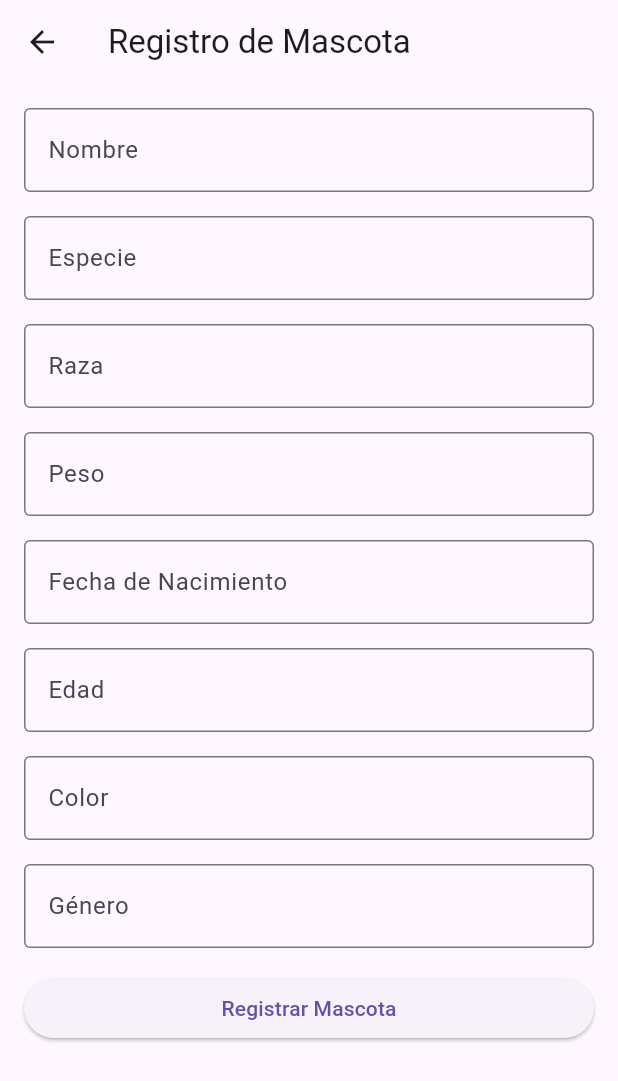
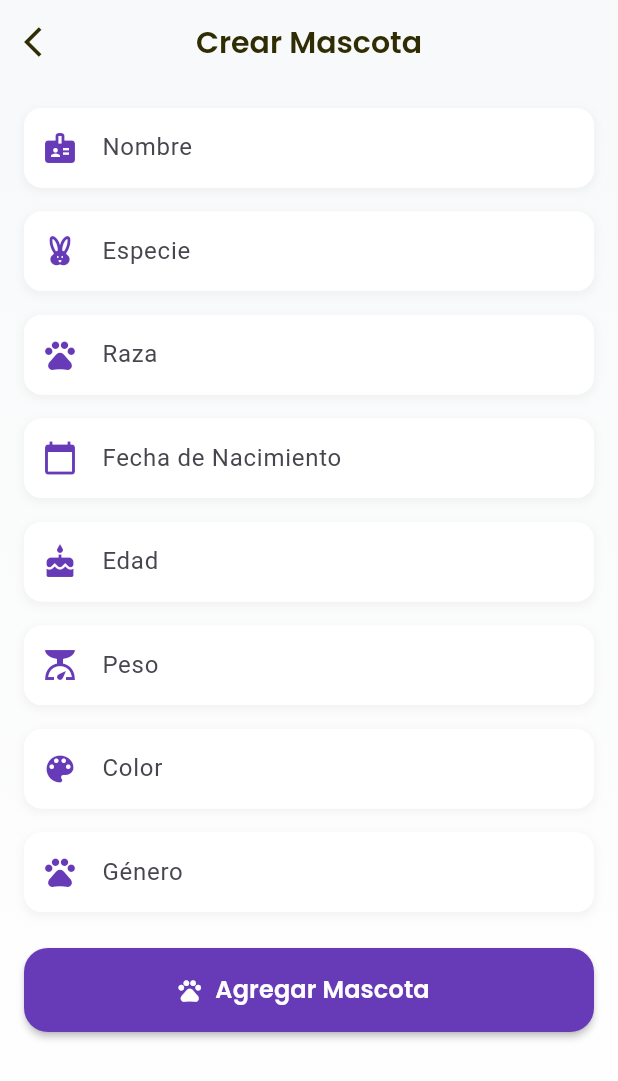
Before and after one commit to fabianpaillacan/EasyPetMovil, a Flutter app: the PetRegisterScreen screen opened directly, on a phone screen of 412 x 824 dp. Shown: the top 1081 px of the screen. Run offline on Flutter 3.47's test engine with Material 3 defaults, Android fonts, the light colour scheme and no system bars; our stand-ins replace cloud_firestore, firebase_auth, firebase_core, google_fonts; accounts and stored records are empty.

Commit message:
Update pet registration model to make color optional, enhance response handling in controller for successful registrations, and improve UI in registration screen with new text field styles and layout adjustments.

```diff
--- a/lib/features/pets/controllers/registerPets/pet_controller.dart
+++ b/lib/features/pets/controllers/registerPets/pet_controller.dart
@@ -42,7 +42,7 @@ class PetControllerRegister with ChangeNotifier {
         }),
       );
 
-      if (response.statusCode == 200) {
+      if (response.statusCode == 200 || response.statusCode == 201) {
         final data = jsonDecode(response.body);
         return data['message'] ?? 'Registro de mascota exitoso';
       } else {
--- a/lib/features/pets/screens/pet_register_screen.dart
+++ b/lib/features/pets/screens/pet_register_screen.dart
@@ -1,5 +1,6 @@
 import 'package:easypet/features/pets/controllers/registerPets/pet_controller.dart';
 import 'package:flutter/material.dart';
+import 'package:google_fonts/google_fonts.dart';
 
 class PetRegisterScreen extends StatefulWidget {
   const PetRegisterScreen({super.key});
@@ -21,17 +22,10 @@ class _PetRegisterScreenState extends State<PetRegisterScreen> {
 
   void registerPets() async {
     final name = nameController.text;
-    final breed =
-        breedController
-            .text;
-    final weight =
-        weightController
-            .text;
-    final age =
-        ageController.text;
-    final color =
-        colorController
-            .text;
+    final breed = breedController.text;
+    final weight = weightController.text;
+    final age = ageController.text;
+    final color = colorController.text;
     final gender = genderController.text;
     final birthDate = birthDateController.text; //nuevo campo
     final species = speciesController.text; //nuevo campo
@@ -55,93 +49,219 @@ class _PetRegisterScreenState extends State<PetRegisterScreen> {
   @override
   Widget build(BuildContext context) {
     return Scaffold(
-      appBar: AppBar(title: const Text('Registro de Mascota')),
-      body: SingleChildScrollView(
-        padding: const EdgeInsets.all(16.0),
-        child: Column(
-          crossAxisAlignment: CrossAxisAlignment.stretch,
+      backgroundColor: const Color(0xFFF8F9FA),
+      appBar: AppBar(
+        title: Text(
+          'Crear Mascota',
+          style: GoogleFonts.poppins(
+            fontSize: 20,
+            fontWeight: FontWeight.w600,
+            color: const Color.fromARGB(255, 48, 45, 5),
+          ),
+        ),
+        centerTitle: true,
+        backgroundColor: Colors.transparent,
+        elevation: 0,
+        leading: IconButton(
+          icon: const Icon(
+            Icons.arrow_back_ios,
+            color: Color.fromARGB(255, 48, 45, 5),
+          ),
+          onPressed: () => Navigator.pop(context),
+        ),
+      ),
+      body: Container(
+        decoration: const BoxDecoration(
+          gradient: LinearGradient(
+            begin: Alignment.topCenter,
+            end: Alignment.bottomCenter,
+            colors: [Color(0xFFF8F9FA), Colors.white],
+          ),
+        ),
+        child: ListView(
+          padding: const EdgeInsets.all(16.0),
           children: [
-            TextField(
+            _buildTextField(
               controller: nameController,
-              decoration: const InputDecoration(
-                labelText: 'Nombre',
-                border: OutlineInputBorder(),
+              label: 'Nombre',
+              hint: 'Nombre de la mascota',
+              icon: Icons.badge,
+              keyboardType: TextInputType.text,
+              validator: (value) => value == null || value.isEmpty ? 'Campo requerido' : null,
+            ),
+            const SizedBox(height: 16),
+            _buildTextField(
+              controller: speciesController,
+              label: 'Especie',
+              hint: 'Especie de la mascota',
+              icon: Icons.cruelty_free,
+              keyboardType: TextInputType.text,
+              //validator: (value) => value == null || value.isEmpty ? 'Campo requerido' : null,
+            ),
+            const SizedBox(height: 16),
+            _buildTextField(
+              controller: breedController,
+              label: 'Raza',
+              hint: 'Raza de la mascota',
+              icon: Icons.pets,
+              keyboardType: TextInputType.text,
+              //validator: (value) => value == null || value.isEmpty ? 'Campo requerido' : null,
+            ),
+            const SizedBox(height: 16),
+            Expanded(
+              child: _buildTextField(
+                controller: birthDateController,
+                label: 'Fecha de Nacimiento',
+                hint: 'DD/MM/AAAA',
+                icon: Icons.calendar_today,
+                readOnly: true,
+                onTap: () async {
+                  FocusScope.of(context).requestFocus(FocusNode());
+                  DateTime? pickedDate = await showDatePicker(
+                    context: context,
+                    initialDate: DateTime(2000),
+                    firstDate: DateTime(1900),
+                    lastDate: DateTime.now(),
+                    locale: const Locale('es', ''),
+                  );
+                  if (pickedDate != null) {
+                    String formattedDate =
+                        "${pickedDate.year}-${pickedDate.month.toString().padLeft(2, '0')}-${pickedDate.day.toString().padLeft(2, '0')}";
+                    setState(() {
+                      birthDateController.text = formattedDate;
+                    });
+                  }
+                },
+                validator:
+                    (value) =>
+                        value == null || value.isEmpty
+                            ? 'Campo requerido'
+                            : null,
               ),
             ),
             const SizedBox(height: 16),
-            TextField(
-              controller: speciesController,
-              decoration: const InputDecoration(
-                labelText: 'Especie',
-                border: OutlineInputBorder(),
-              ),
+            _buildTextField(
+              controller: ageController,
+              label: 'Edad',
+              hint: 'Edad de la mascota',
+              icon: Icons.cake,
+              keyboardType: TextInputType.number,
+              validator: (value) => value == null || value.isEmpty ? 'Campo requerido' : null,
             ),
             const SizedBox(height: 16),
-            TextField(
-              controller: breedController,
-              decoration: const InputDecoration(
-                labelText: 'Raza',
-                border: OutlineInputBorder(),
-              ),
+            _buildTextField(
+              controller: weightController,
+              label: 'Peso',
+              hint: 'Peso de la mascota',
+              icon: Icons.scale,
             ),
             const SizedBox(height: 16),
-            TextField(
-              controller: weightController,
-              decoration: const InputDecoration(
-                labelText: 'Peso',
-                border: OutlineInputBorder(),
-              ),
-              keyboardType: TextInputType.number,
+            _buildTextField(
+              controller: colorController,
+              label: 'Color',
+              hint: 'Color de la mascota',
+              icon: Icons.color_lens,
+              keyboardType: TextInputType.text,
+              //validator: (value) => value == null || value.isEmpty ? 'Campo requerido' : null,
             ),
             const SizedBox(height: 16),
-            TextField(
-              controller: birthDateController,
-              decoration: const InputDecoration(
-                labelText: 'Fecha de Nacimiento',
-                border: OutlineInputBorder(),
+            _buildTextField(
+              controller: genderController,
+              label: 'Género',
+              hint: 'Género de la mascota',
+              icon: Icons.pets,
+              keyboardType: TextInputType.text,
+              validator: (value) => value == null || value.isEmpty ? 'Campo requerido' : null,
+            ),
+            const SizedBox(height: 24),
+            SizedBox(
+              width: double.infinity,
+              height: 56.0,
+              child: ElevatedButton.icon(
+                onPressed: registerPets,
+                icon: const Icon(Icons.pets, color: Colors.white),
+                label: Text(
+                  'Agregar Mascota',
+                  style: GoogleFonts.poppins(
+                    fontSize: 16,
+                    fontWeight: FontWeight.w600,
+                    color: Colors.white,
+                  ),
+                ),
+                style: ElevatedButton.styleFrom(
+                  backgroundColor: Colors.deepPurple,
+                  shape: RoundedRectangleBorder(
+                    borderRadius: BorderRadius.circular(16.0),
+                  ),
+                  elevation: 2,
+                ),
               ),
-              keyboardType: TextInputType.datetime,
-            ),
-            const SizedBox(height: 16),
-            TextField(
-              controller: ageController,
-              decoration: const InputDecoration(
-                labelText: 'Edad',
-                border: OutlineInputBorder(),
-              ),
-              keyboardType: TextInputType.number,
-            ),
-            const SizedBox(height: 16),
-            TextField(
-              controller: colorController,
-              decoration: const InputDecoration(
-                labelText: 'Color',
-                border: OutlineInputBorder(),
-              ),
-            ),
-            const SizedBox(height: 16),
-            TextField(
-              controller: genderController,
-              decoration: const InputDecoration(
-                labelText: 'Género',
-                border: OutlineInputBorder(),
-              ),
-            ),
-            const SizedBox(height: 16),
-            ElevatedButton(
-              onPressed: registerPets,
-              child: const Text('Registrar Mascota'),
             ),
             if (result != null) ...[
               const SizedBox(height: 16),
               Text(
                 result!,
-                style: const TextStyle(color: Colors.green),
+                style: TextStyle(
+                  color: result!.toLowerCase().contains('exitosamente') ? Colors.green : Colors.red,
+                  fontWeight: FontWeight.bold,
+                ),
                 textAlign: TextAlign.center,
               ),
             ],
           ],
         ),
+
+      ),
+    );
+  }
+
+  Widget _buildTextField({
+    required TextEditingController controller,
+    required String label,
+    required String hint,
+    required IconData icon,
+    bool obscureText = false,
+    bool readOnly = false,
+    TextInputType? keyboardType,
+    String? Function(String?)? validator,
+    VoidCallback? onTap,
+  }) {
+    return Container(
+      decoration: BoxDecoration(
+        color: Colors.white,
+        borderRadius: BorderRadius.circular(12.0),
+        boxShadow: [
+          BoxShadow(
+            color: Colors.grey.withOpacity(0.1),
+            spreadRadius: 1,
+            blurRadius: 4,
+            offset: const Offset(0, 2),
+          ),
+        ],
+      ),
+      child: TextFormField(
+        controller: controller,
+        obscureText: obscureText,
+        readOnly: readOnly,
+        keyboardType: keyboardType,
+        validator: validator,
+        onTap: onTap,
+        style: GoogleFonts.poppins(fontSize: 14),
+        decoration: InputDecoration(
+          labelText: label,
+          hintText: hint,
+          prefixIcon: Icon(icon, color: Colors.deepPurple),
+          border: OutlineInputBorder(
+            borderRadius: BorderRadius.circular(12.0),
+            borderSide: BorderSide.none,
+          ),
+          filled: true,
+          fillColor: Colors.white,
+          contentPadding: const EdgeInsets.symmetric(
+            horizontal: 16.0,
+            vertical: 16.0,
+          ),
+        ),
       ),
     );
   }
```
Also changed, not shown: 1 other file.
